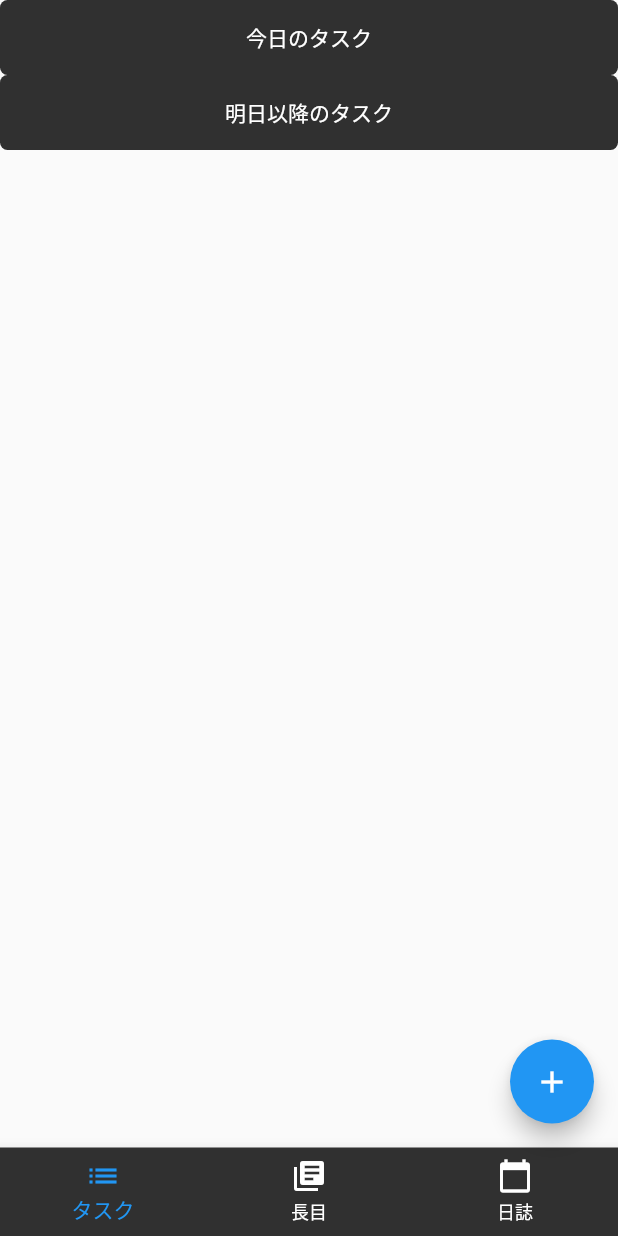
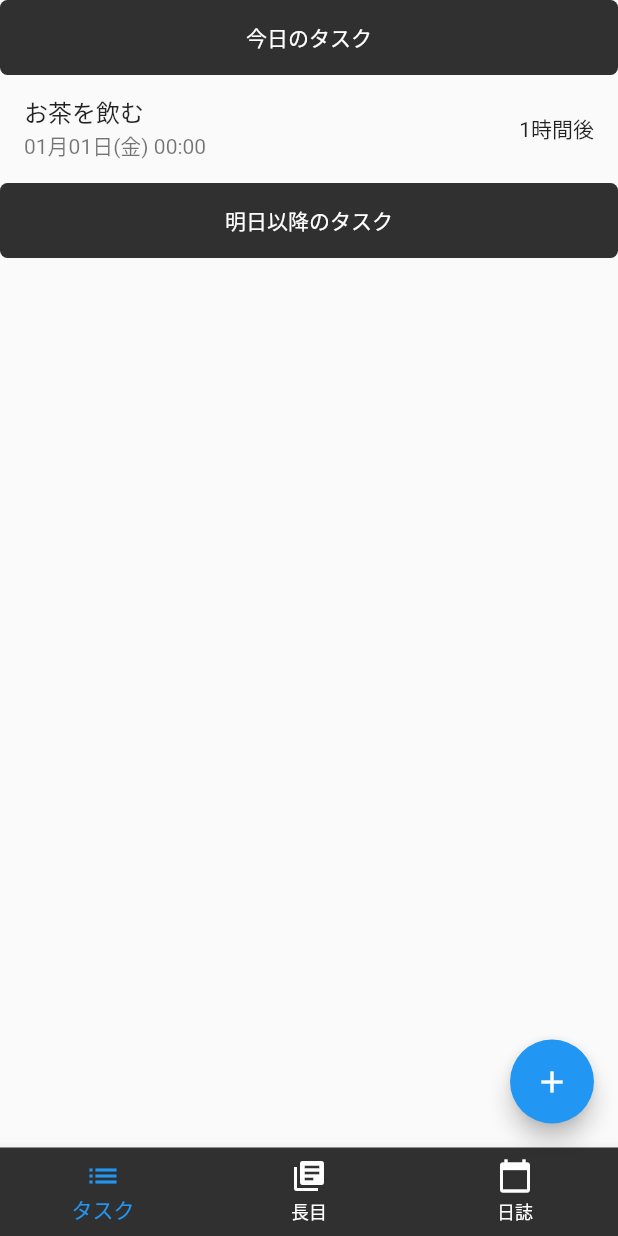
Before and after one commit to yoichiyy/taskapp2, a Flutter app: the screen it shows after launch, on a phone screen of 412 x 824 dp. Run offline on Flutter 3.47's test engine with Material 2 defaults, Android fonts, the phone set to English and light mode, and no system bars.

Commit message:
ListTileでタスクを表示

```diff
--- a/lib/pages/task_list.dart
+++ b/lib/pages/task_list.dart
@@ -8,6 +8,11 @@ class TaskList extends StatelessWidget {
         child: Column(
           children: [
             bar("今日のタスク"),
+            ListTile(
+              title: Text("お茶を飲む"),
+              subtitle: Text("01月01日(金) 00:00"),
+              trailing: Text("1時間後"),
+            ),
             bar("明日以降のタスク"),
           ],
         ),
```
